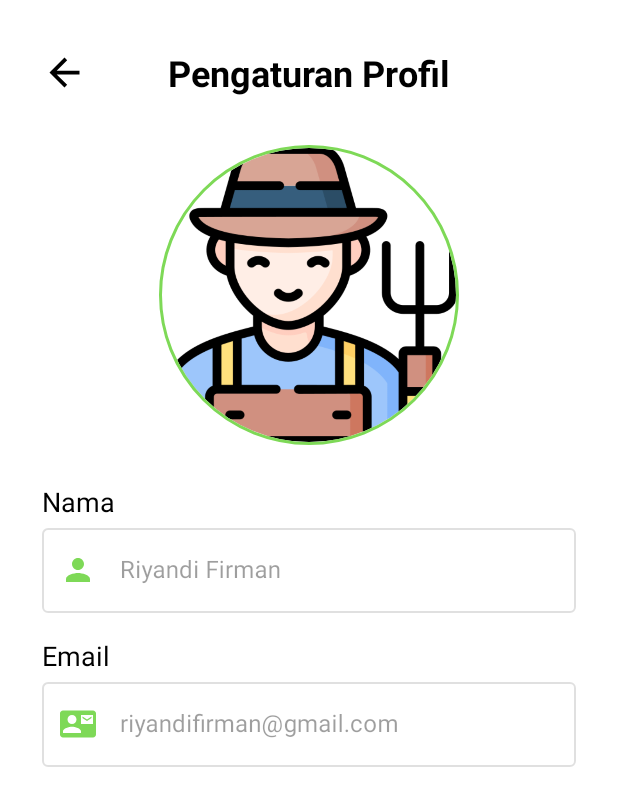
After one commit to Capstone-C23-PS094/farm-genius-mobile, an Android app: the ProfileSettingActivity screen opened directly, with no data from a screen before it, on a phone screen of 412 x 824 dp. The commit adds this screen. Shown: the top 806 px of the screen. Run offline under Robolectric (Android 15) with nearby library versions, the phone set to English and light mode, and no system bars; our stand-ins replace CircleImageView.

Commit message:
configure profile setting page layout

```diff
--- a/app/src/main/AndroidManifest.xml
+++ b/app/src/main/AndroidManifest.xml
@@ -1,6 +1,6 @@
 <?xml version="1.0" encoding="utf-8"?>
 <manifest xmlns:android="http://schemas.android.com/apk/res/android"
-    xmlns:tools="http://schemas.android.com/tools">
+    xmlns:tools="http://schemas.android.com/tools" >
 
     <application
         android:allowBackup="true"
@@ -10,11 +10,15 @@
         android:label="@string/app_name"
         android:supportsRtl="true"
         android:theme="@style/Theme.FarmGenius"
-        tools:targetApi="31">
+        tools:targetApi="31" >
+        <activity
+            android:name=".ui.profile.ProfileSettingActivity"
+            android:theme="@style/FarmGenius_NoAppBar"
+            android:exported="false" />
         <activity
             android:name=".ui.profile.ProfileActivity"
-            android:theme="@style/FarmGenius_NoAppBar"
-            android:exported="true">
+            android:exported="true"
+            android:theme="@style/FarmGenius_NoAppBar" >
             <intent-filter>
                 <action android:name="android.intent.action.MAIN" />
 
@@ -36,7 +40,7 @@
         <activity
             android:name=".ui.main.MainActivity"
             android:exported="false"
-            android:theme="@style/FarmGenius_NoAppBar"/>
+            android:theme="@style/FarmGenius_NoAppBar" />
     </application>
 
 </manifest>
--- a/app/src/main/java/com/riyandifirman/farmgenius/ui/profile/ProfileActivity.kt
+++ b/app/src/main/java/com/riyandifirman/farmgenius/ui/profile/ProfileActivity.kt
@@ -1,12 +1,68 @@
  package com.riyandifirman.farmgenius.ui.profile
 
+import android.content.Intent
 import androidx.appcompat.app.AppCompatActivity
 import android.os.Bundle
+import android.view.View
 import com.riyandifirman.farmgenius.R
+import com.riyandifirman.farmgenius.databinding.ActivityProfileBinding
+import com.riyandifirman.farmgenius.ui.register.RegisterActivity
 
-class ProfileActivity : AppCompatActivity() {
+ class ProfileActivity : AppCompatActivity() {
+
+    private lateinit var binding: ActivityProfileBinding
+    private lateinit var settingProfile: View
+    private lateinit var helpCentre: View
+    private lateinit var termsConditions: View
+    private lateinit var privacyPolicy: View
+    private lateinit var aboutDeveloper: View
+    private lateinit var logout: View
+
     override fun onCreate(savedInstanceState: Bundle?) {
         super.onCreate(savedInstanceState)
-        setContentView(R.layout.activity_profile)
+        binding = ActivityProfileBinding.inflate(layoutInflater)
+        setContentView(binding.root)
+
+        settingProfile = binding.lihatLebihProfil
+        helpCentre = binding.lihatLebihBantuan
+        termsConditions = binding.lihatLebihSk
+        privacyPolicy = binding.lihatLebihPrivasi
+        aboutDeveloper = binding.lihatLebihPengembang
+        logout = binding.lihatLebihKeluar
+
+        // Tombol > di klik
+        settingProfile.setOnClickListener {
+            val intent = Intent(this@ProfileActivity, ProfileSettingActivity::class.java)
+            startActivity(intent)
+        }
+
+//        helpCentre.setOnClickListener {
+//            val intent = Intent(this@ProfileActivity, ProfileHelpCentreActivity::class.java)
+//            startActivity(intent)
+//        }
+//
+//        termsConditions.setOnClickListener {
+//            val intent = Intent(this@ProfileActivity, ProfileTermsConditionsActivity::class.java)
+//            startActivity(intent)
+//        }
+//
+//        privacyPolicy.setOnClickListener {
+//            val intent = Intent(this@ProfileActivity, ProfilePrivacyPolicyActivity::class.java)
+//            startActivity(intent)
+//        }
+//
+//        aboutDeveloper.setOnClickListener {
+//            val intent = Intent(this@ProfileActivity, ProfileAboutDeveloperActivity::class.java)
+//            startActivity(intent)
+//        }
+//
+//        logout.setOnClickListener {
+//            val intent = Intent(this@ProfileActivity, ProfileLogoutActivity::class.java)
+//            startActivity(intent)
+//        }
     }
+
+     override fun onBackPressed() {
+         finishAffinity()
+     }
 }
--- /dev/null
+++ b/app/src/main/java/com/riyandifirman/farmgenius/ui/profile/ProfileSettingActivity.kt
@@ -0,0 +1,28 @@
+package com.riyandifirman.farmgenius.ui.profile
+
+import android.content.Intent
+import androidx.appcompat.app.AppCompatActivity
+import android.os.Bundle
+import android.widget.ImageView
+import com.riyandifirman.farmgenius.R
+import com.riyandifirman.farmgenius.databinding.ActivityProfileSettingBinding
+
+class ProfileSettingActivity : AppCompatActivity() {
+
+    private lateinit var binding: ActivityProfileSettingBinding
+    private lateinit var backButton: ImageView
+
+    override fun onCreate(savedInstanceState: Bundle?) {
+        super.onCreate(savedInstanceState)
+        binding = ActivityProfileSettingBinding.inflate(layoutInflater)
+        setContentView(binding.root)
+
+        backButton = binding.backButton
+
+        // Ketika tombol back di klik
+        backButton.setOnClickListener {
+            val intent = Intent(this@ProfileSettingActivity, ProfileActivity::class.java)
+            startActivity(intent)
+        }
+    }
+}
--- a/app/src/main/res/layout/activity_profile.xml
+++ b/app/src/main/res/layout/activity_profile.xml
@@ -7,7 +7,7 @@
     tools:context=".ui.profile.ProfileActivity">
 
     <TextView
-        android:id="@+id/title_home"
+        android:id="@+id/title_page"
         android:layout_width="wrap_content"
         android:layout_height="wrap_content"
         android:layout_marginTop="32dp"
@@ -22,9 +22,9 @@
         android:layout_width="wrap_content"
         android:layout_height="wrap_content"
         android:layout_marginStart="28dp"
-        app:layout_constraintBottom_toBottomOf="@+id/title_home"
+        app:layout_constraintBottom_toBottomOf="@+id/title_page"
         app:layout_constraintStart_toStartOf="parent"
-        app:layout_constraintTop_toTopOf="@+id/title_home"
+        app:layout_constraintTop_toTopOf="@+id/title_page"
         app:srcCompat="@drawable/ic_back" />
 
     <de.hdodenhof.circleimageview.CircleImageView
@@ -37,7 +37,7 @@
         app:civ_border_color="@color/green_500"
         app:civ_border_width="2dp"
         app:layout_constraintStart_toStartOf="parent"
-        app:layout_constraintTop_toBottomOf="@+id/title_home" />
+        app:layout_constraintTop_toBottomOf="@+id/title_page" />
 
     <TextView
         android:id="@+id/tv_nama"
--- /dev/null
+++ b/app/src/main/res/layout/activity_profile_setting.xml
@@ -0,0 +1,107 @@
+<?xml version="1.0" encoding="utf-8"?>
+<androidx.constraintlayout.widget.ConstraintLayout
+    xmlns:android="http://schemas.android.com/apk/res/android"
+    xmlns:tools="http://schemas.android.com/tools"
+    xmlns:app="http://schemas.android.com/apk/res-auto"
+    android:layout_width="match_parent"
+    android:layout_height="match_parent"
+    tools:context=".ui.profile.ProfileSettingActivity">
+
+  <TextView
+      android:id="@+id/title_page"
+      android:layout_width="wrap_content"
+      android:layout_height="wrap_content"
+      android:layout_marginTop="32dp"
+      android:text="@string/title_pengaturan_profil"
+      android:textAppearance="@style/title_page"
+      app:layout_constraintEnd_toEndOf="parent"
+      app:layout_constraintStart_toStartOf="parent"
+      app:layout_constraintTop_toTopOf="parent" />
+
+  <ImageView
+      android:id="@+id/back_button"
+      android:layout_width="wrap_content"
+      android:layout_height="wrap_content"
+      android:layout_marginStart="28dp"
+      app:layout_constraintBottom_toBottomOf="@+id/title_page"
+      app:layout_constraintStart_toStartOf="parent"
+      app:layout_constraintTop_toTopOf="@+id/title_page"
+      app:srcCompat="@drawable/ic_back" />
+
+  <de.hdodenhof.circleimageview.CircleImageView
+      android:id="@+id/iv_profile"
+      android:layout_width="200dp"
+      android:layout_height="200dp"
+      android:layout_marginTop="32dp"
+      android:src="@drawable/farmer"
+      app:civ_border_color="@color/green_500"
+      app:civ_border_width="2dp"
+      app:layout_constraintEnd_toEndOf="parent"
+      app:layout_constraintStart_toStartOf="parent"
+      app:layout_constraintTop_toBottomOf="@+id/title_page" />
+
+  <TextView
+      android:id="@+id/tv_nama"
+      android:layout_width="wrap_content"
+      android:layout_height="wrap_content"
+      android:layout_marginStart="28dp"
+      android:layout_marginTop="25dp"
+      android:text="@string/nama"
+      android:textAppearance="@style/profile_page_menu"
+      app:layout_constraintStart_toStartOf="parent"
+      app:layout_constraintTop_toBottomOf="@+id/iv_profile" />
+
+  <com.google.android.material.textfield.TextInputLayout
+      android:id="@+id/textInputLayoutNama"
+      style="@style/Widget.MaterialComponents.TextInputLayout.OutlinedBox"
+      android:layout_width="match_parent"
+      android:layout_height="wrap_content"
+      android:layout_marginStart="28dp"
+      android:layout_marginEnd="28dp"
+      android:hint="@string/riyandi"
+      android:enabled="false"
+      app:layout_constraintEnd_toEndOf="parent"
+      app:layout_constraintStart_toStartOf="parent"
+      app:layout_constraintTop_toBottomOf="@+id/tv_nama"
+      app:startIconDrawable="@drawable/ic_nama"
+      app:startIconTint="#7ED957">
+
+    <com.google.android.material.textfield.TextInputEditText
+        android:id="@+id/editTextNama"
+        android:layout_width="match_parent"
+        android:layout_height="match_parent" />
+  </com.google.android.material.textfield.TextInputLayout>
+
+  <TextView
+      android:id="@+id/tv_email"
+      android:layout_width="wrap_content"
+      android:layout_height="wrap_content"
+      android:layout_marginStart="28dp"
+      android:layout_marginTop="16dp"
+      android:text="@string/email"
+      android:textAppearance="@style/profile_page_menu"
+      app:layout_constraintStart_toStartOf="parent"
+      app:layout_constraintTop_toBottomOf="@+id/textInputLayoutNama" />
+
+  <com.google.android.material.textfield.TextInputLayout
+      android:id="@+id/textInputLayoutEmail"
+      style="@style/Widget.MaterialComponents.TextInputLayout.OutlinedBox"
+      android:layout_width="match_parent"
+      android:layout_height="wrap_content"
+      android:layout_marginStart="28dp"
+      android:layout_marginEnd="28dp"
+      android:hint="@string/email_riyandi"
+      android:enabled="false"
+      app:layout_constraintEnd_toEndOf="parent"
+      app:layout_constraintStart_toStartOf="parent"
+      app:layout_constraintTop_toBottomOf="@+id/tv_email"
+      app:startIconDrawable="@drawable/ic_email"
+      app:startIconTint="#7ED957">
+
+    <com.google.android.material.textfield.TextInputEditText
+        android:id="@+id/editTextEmail"
+        android:layout_width="match_parent"
+        android:layout_height="match_parent" />
+  </com.google.android.material.textfield.TextInputLayout>
+
+  </androidx.constraintlayout.widget.ConstraintLayout>
```
